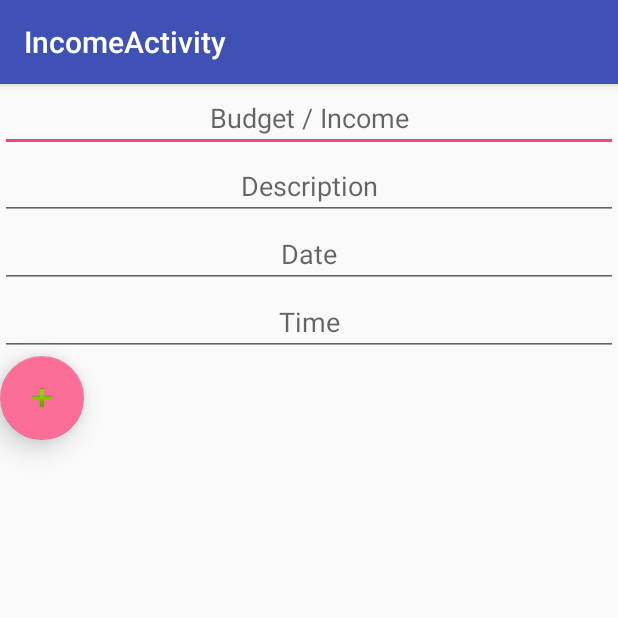
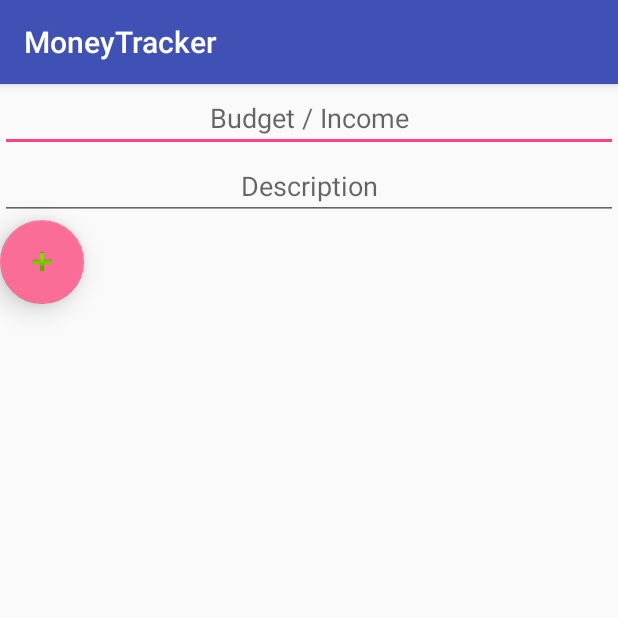
Before and after one commit to littlenune/MoneyTracker, an Android app: the IncomeActivity screen opened directly, with no data from a screen before it, on a phone screen of 412 x 824 dp, the top half of it. Run offline under Robolectric (Android 15) with nearby library versions, the phone set to English and light mode, and no system bars.

```diff
--- a/app/src/main/AndroidManifest.xml
+++ b/app/src/main/AndroidManifest.xml
@@ -16,10 +16,7 @@
                 <category android:name="android.intent.category.LAUNCHER" />
             </intent-filter>
         </activity>
-        <activity
-            android:name=".IncomeActivity"
-            android:label="@string/title_activity_income"
-            android:theme="@style/AppTheme.NoActionBar"></activity>
+        <activity android:name=".IncomeActivity"></activity>
     </application>
 
 </manifest>
--- a/app/src/main/java/com/example/nune/moneytracker/IncomeActivity.java
+++ b/app/src/main/java/com/example/nune/moneytracker/IncomeActivity.java
@@ -1,21 +1,43 @@
 package com.example.nune.moneytracker;
 
+import android.support.design.widget.FloatingActionButton;
+import android.support.v7.app.AppCompatActivity;
 import android.os.Bundle;
-import android.support.design.widget.FloatingActionButton;
-import android.support.design.widget.Snackbar;
-import android.support.v7.app.AppCompatActivity;
-import android.support.v7.widget.Toolbar;
+import android.util.Log;
 import android.view.View;
+import android.widget.EditText;
+
+import com.example.nune.moneytracker.Data.Money;
+
+//import static com.example.nune.moneytracker.MainActivity.moneys;
 
 public class IncomeActivity extends AppCompatActivity {
 
+    EditText money,des;
+    FloatingActionButton addMoney;
     @Override
-    protected void onCreate(Bundle savedInstanceState) {
+    public void onCreate(Bundle savedInstanceState) {
         super.onCreate(savedInstanceState);
         setContentView(R.layout.activity_income);
-        Toolbar toolbar = (Toolbar) findViewById(R.id.toolbar);
-        setSupportActionBar(toolbar);
+
+        money = (EditText) findViewById(R.id.money);
+        des = (EditText) findViewById(R.id.description);
+
+        addMoney = (FloatingActionButton) findViewById(R.id.addIncomeBtn);
+        addMoney.setOnClickListener( new View.OnClickListener() {
+
+
+            @Override
+            public void onClick(View v) {
+                double value = (Double.parseDouble(money.getText().toString()));
+                String description = des.getText().toString();
+//                moneys.add(new Money(value,description,"income"));
+
+//                Log.d("None",moneys.toString());
+            }
+        });
 
     }
 
+
 }
--- a/app/src/main/res/layout/activity_income.xml
+++ b/app/src/main/res/layout/activity_income.xml
@@ -1,25 +1,37 @@
 <?xml version="1.0" encoding="utf-8"?>
-<android.support.design.widget.CoordinatorLayout xmlns:android="http://schemas.android.com/apk/res/android"
+<LinearLayout xmlns:android="http://schemas.android.com/apk/res/android"
     xmlns:app="http://schemas.android.com/apk/res-auto"
     xmlns:tools="http://schemas.android.com/tools"
     android:layout_width="match_parent"
     android:layout_height="match_parent"
+    android:orientation="vertical"
     tools:context="com.example.nune.moneytracker.IncomeActivity">
 
-    <android.support.design.widget.AppBarLayout
+
+    <EditText
+        android:id="@+id/money"
         android:layout_width="match_parent"
         android:layout_height="wrap_content"
-        android:theme="@style/AppTheme.AppBarOverlay">
+        android:contentDescription="Budget / Income"
+        android:hint="Budget / Income"
+        android:inputType="numberDecimal"
+        android:textAlignment="center" />
 
-        <android.support.v7.widget.Toolbar
-            android:id="@+id/toolbar"
-            android:layout_width="match_parent"
-            android:layout_height="?attr/actionBarSize"
-            android:background="?attr/colorPrimary"
-            app:popupTheme="@style/AppTheme.PopupOverlay" />
+    <EditText
+        android:id="@+id/description"
+        android:layout_width="match_parent"
+        android:layout_height="wrap_content"
+        android:hint="Description"
+        android:textAlignment="center" />
 
-    </android.support.design.widget.AppBarLayout>
+    <android.support.design.widget.FloatingActionButton
+        android:id="@+id/addIncomeBtn"
+        android:layout_width="363dp"
+        android:layout_height="wrap_content"
+        android:clickable="true"
+        app:backgroundTint="@color/background"
+        app:elevation="11dp"
+        app:fabSize="normal"
+        app:srcCompat="@android:drawable/ic_input_add" />
 
-    <include layout="@layout/content_income" />
-
-</android.support.design.widget.CoordinatorLayout>
+</LinearLayout>
--- a/app/src/main/res/layout/content_income.xml
+++ /dev/null
@@ -1,57 +0,0 @@
-<?xml version="1.0" encoding="utf-8"?>
-<LinearLayout xmlns:android="http://schemas.android.com/apk/res/android"
-    xmlns:app="http://schemas.android.com/apk/res-auto"
-    xmlns:tools="http://schemas.android.com/tools"
-    android:layout_width="match_parent"
-    android:layout_height="match_parent"
-    app:layout_behavior="@string/appbar_scrolling_view_behavior"
-    tools:context="com.example.nune.moneytracker.IncomeActivity"
-    tools:showIn="@layout/activity_income"
-    android:orientation="vertical">
-
-
-    <EditText
-        android:id="@+id/editText3"
-        android:layout_width="match_parent"
-        android:layout_height="wrap_content"
-        android:contentDescription="Budget / Income"
-        android:hint="Budget / Income"
-        android:inputType="numberDecimal"
-        android:textAlignment="center" />
-
-    <EditText
-        android:id="@+id/editText4"
-        android:layout_width="match_parent"
-        android:layout_height="wrap_content"
-        android:hint="Description"
-        android:textAlignment="center" />
-
-    <EditText
-        android:id="@+id/editText5"
-        android:layout_width="match_parent"
-        android:layout_height="wrap_content"
-        android:ems="10"
-        android:hint="Date"
-        android:inputType="date"
-        android:textAlignment="center" />
-
-    <EditText
-        android:id="@+id/editText6"
-        android:layout_width="match_parent"
-        android:layout_height="wrap_content"
-        android:ems="10"
-        android:hint="Time"
-        android:inputType="time"
-        android:textAlignment="center" />
-
-    <android.support.design.widget.FloatingActionButton
-        android:id="@+id/floatingActionButton"
-        android:layout_width="363dp"
-        android:layout_height="wrap_content"
-        android:clickable="true"
-        app:backgroundTint="@color/background"
-        app:elevation="11dp"
-        app:fabSize="normal"
-        app:srcCompat="@android:drawable/ic_input_add" />
-
-</LinearLayout>
```
Also changed, not shown: app/src/main/java/com/example/nune/moneytracker/Data/Money.java (+9 -15 lines), app/src/main/java/com/example/nune/moneytracker/IncomeFragment.java (deleted, +0 -29 lines), app/src/main/java/com/example/nune/moneytracker/MainActivity.java (+72 -8 lines), app/src/main/res/layout/activity_main.xml (+39 -22 lines), app/src/main/res/layout/fragment_income.xml (deleted, +0 -13 lines), app/src/main/res/layout/input_layout.xml (added, +43 -0 lines).
